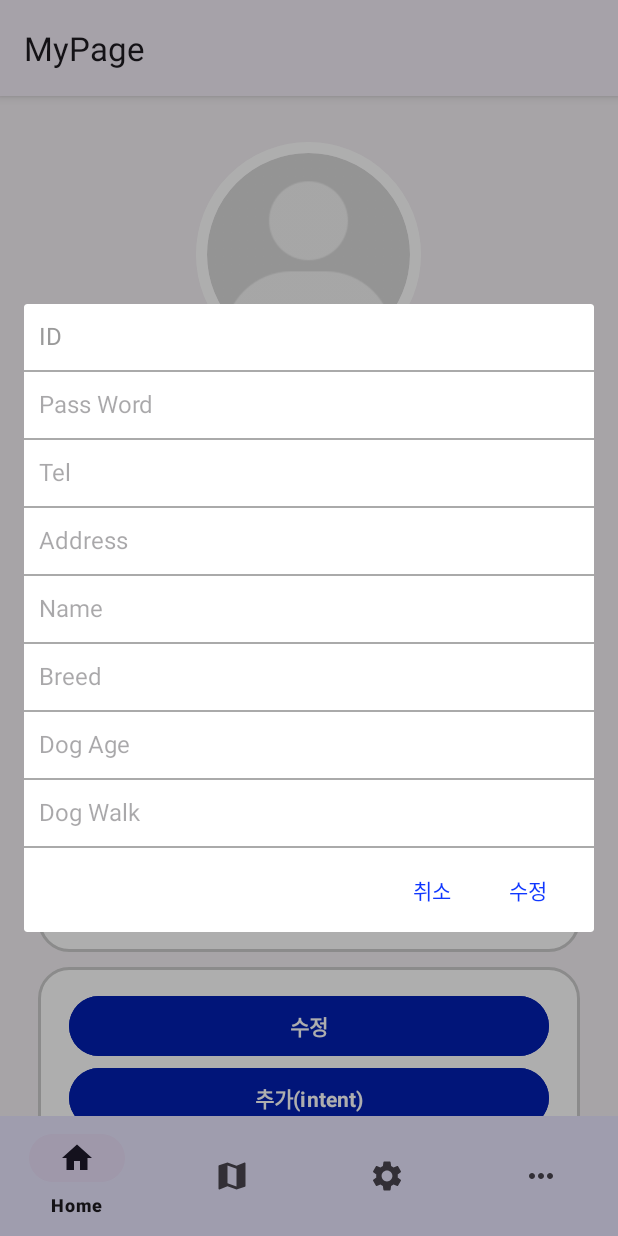
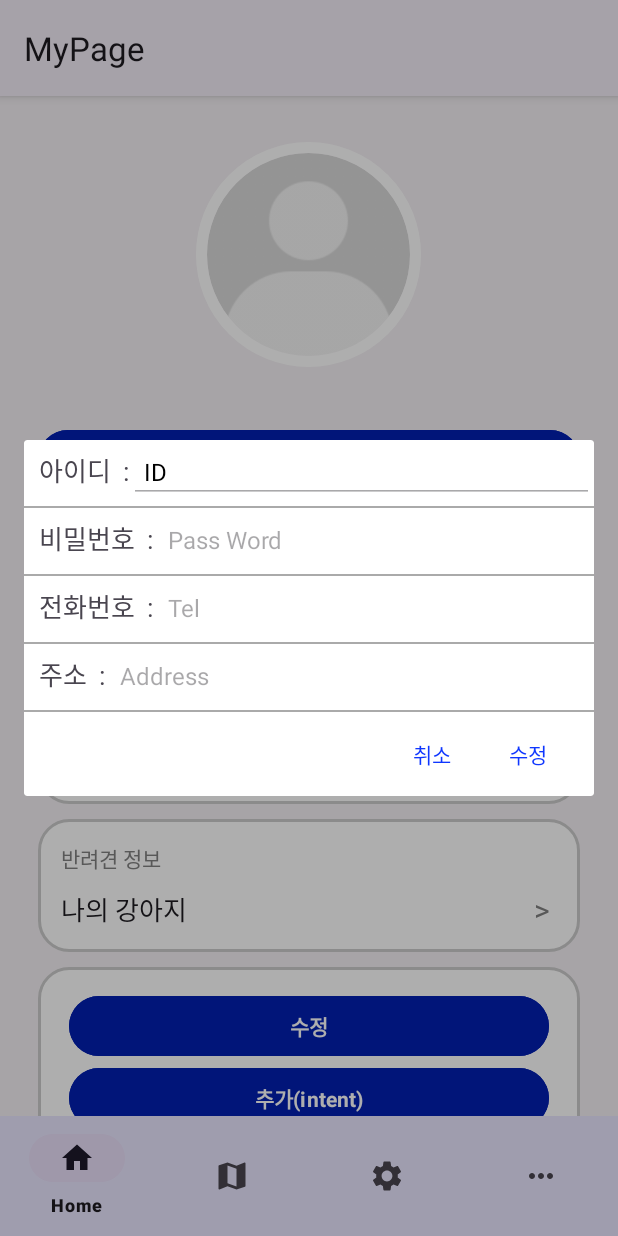
Before and after one commit to PARKMINGWAN/dogwalker, an Android app: the OwnerMyPageFragment screen opened through its navigation route, after a tap on "수정", on a phone screen of 412 x 824 dp. Run offline under Robolectric (Android 15) with nearby library versions, the light colour scheme and no system bars; our stand-ins replace CircleImageView, Firebase (no records; nobody signed in at launch, a user with empty details on screens opened directly), navigation-ui; libraries missing offline, so code that uses them is left out: com.naver.maps; pictures from the network do not load; 4 statements that could not run were skipped; 1 other tap on this screen came first.

Commit message:
2023-08-30 12:08 정예랑 OwnerMyPageFragment 수정 dialog창 수정

```diff
--- a/app/src/main/java/com/example/dogwalker/ui/mypage/OwnerMyPageFragment.java
+++ b/app/src/main/java/com/example/dogwalker/ui/mypage/OwnerMyPageFragment.java
@@ -270,14 +270,14 @@ public class OwnerMyPageFragment extends Fragment {
                 AlertDialog.Builder builder = new AlertDialog.Builder(view.getContext());
                 builder.setView(dialogView);
 
-                etName.setText(owner2.getName());
+                //etName.setText(owner2.getName());
                 etId.setText(owner2.getId());
                 etPwd.setText(owner2.getPwd());
                 etAddr.setText(owner2.getAddr());
                 etTel.setText(owner2.getTel());
-                etBreed.setText(owner2.getBreed());
-                etDogAge.setText(owner2.getDog_age());
-                etDogWalk.setText(owner2.getDog_walk());
+//                etBreed.setText(owner2.getBreed());
+//                etDogAge.setText(owner2.getDog_age());
+//                etDogWalk.setText(owner2.getDog_walk());
 
                 builder.setNegativeButton("취소", null);
                 builder.setPositiveButton("수정", new DialogInterface.OnClickListener() {
@@ -287,22 +287,22 @@ public class OwnerMyPageFragment extends Fragment {
                         owner2.setAddr(etAddr.getText().toString());
                         owner2.setTel(etTel.getText().toString());
                         owner2.setPwd(etPwd.getText().toString());
-                        owner2.setBreed(etBreed.getText().toString());
+                        //owner2.setBreed(etBreed.getText().toString());
                         owner2.setId(etId.getText().toString());
-                        owner2.setName(etName.getText().toString());
-                        owner2.setDog_age(etDogAge.getText().toString());
-                        owner2.setDog_walk(etDogWalk.getText().toString());
+//                        owner2.setName(etName.getText().toString());
+//                        owner2.setDog_age(etDogAge.getText().toString());
+//                        owner2.setDog_walk(etDogWalk.getText().toString());
 
                         mDatabase.child(uid).child("owner").setValue(owner2);
 
-                        txtName.setText(owner2.getName());
+                        //xtName.setText(owner2.getName());
                         txtId.setText(owner2.getId());
                         txtAddr.setText(owner2.getAddr());
                         txtTel.setText(owner2.getTel());
                         txtPwd.setText(owner2.getPwd());
-                        txtBreed.setText(owner2.getBreed());
-                        txtDogAge.setText(owner2.getDog_age());
-                        txtDogWalk.setText(owner2.getDog_walk());
+//                        txtBreed.setText(owner2.getBreed());
+//                        txtDogAge.setText(owner2.getDog_age());
+//                        txtDogWalk.setText(owner2.getDog_walk());
 
                     }
                 });
--- a/app/src/main/res/layout/item_basicinfo2.xml
+++ b/app/src/main/res/layout/item_basicinfo2.xml
@@ -3,6 +3,20 @@
     android:layout_width="match_parent"
     android:layout_height="match_parent"
     android:orientation="vertical">
+
+    <LinearLayout
+        android:layout_width="match_parent"
+        android:layout_height="wrap_content"
+        android:orientation="horizontal"
+        android:layout_marginLeft="10dp">
+
+        <TextView
+            android:layout_width="wrap_content"
+            android:layout_height="wrap_content"
+            android:text="아이디  :"
+            android:fontFamily="@font/pretendard"
+            android:textSize="17sp"
+            />
 
         <EditText
             android:id="@+id/etId"
@@ -12,15 +26,30 @@
             android:textSize="16sp"
             android:gravity="center_vertical"
             android:padding="10dp"
-        android:textColorHint="#9A9A9A"
-        android:enabled="false"
-        android:background="@android:color/transparent"/>
+            android:textColorHint="#000000"
+            android:enabled="false" />
+
+    </LinearLayout>
 
     <View
         android:layout_marginTop="2dp"
         android:layout_width="match_parent"
         android:layout_height="1dp"
         android:background="@android:color/darker_gray"/>
+
+    <LinearLayout
+        android:layout_width="match_parent"
+        android:layout_height="wrap_content"
+        android:orientation="horizontal"
+        android:layout_marginLeft="10dp">
+
+        <TextView
+            android:layout_width="wrap_content"
+            android:layout_height="wrap_content"
+            android:text="비밀번호  :"
+            android:fontFamily="@font/pretendard"
+            android:textSize="17sp"
+            />
 
         <EditText
             android:id="@+id/etPwd"
@@ -32,11 +61,27 @@
             android:padding="10dp"
             android:background="@android:color/transparent"/>
 
+    </LinearLayout>
+
     <View
         android:layout_marginTop="2dp"
         android:layout_width="match_parent"
         android:layout_height="1dp"
         android:background="@android:color/darker_gray"/>
+
+    <LinearLayout
+        android:layout_width="match_parent"
+        android:layout_height="wrap_content"
+        android:orientation="horizontal"
+        android:layout_marginLeft="10dp">
+
+        <TextView
+            android:layout_width="wrap_content"
+            android:layout_height="wrap_content"
+            android:text="전화번호  :"
+            android:fontFamily="@font/pretendard"
+            android:textSize="17sp"
+            />
 
         <EditText
             android:id="@+id/etTel"
@@ -48,11 +93,27 @@
             android:padding="10dp"
             android:background="@android:color/transparent"/>
 
+    </LinearLayout>
+
     <View
         android:layout_marginTop="2dp"
         android:layout_width="match_parent"
         android:layout_height="1dp"
         android:background="@android:color/darker_gray"/>
+
+    <LinearLayout
+        android:layout_width="match_parent"
+        android:layout_height="wrap_content"
+        android:orientation="horizontal"
+        android:layout_marginLeft="10dp">
+
+        <TextView
+            android:layout_width="wrap_content"
+            android:layout_height="wrap_content"
+            android:text="주소  :"
+            android:fontFamily="@font/pretendard"
+            android:textSize="17sp"
+            />
 
         <EditText
             android:id="@+id/etAddr"
@@ -64,13 +125,15 @@
             android:padding="10dp"
             android:background="@android:color/transparent"/>
 
+    </LinearLayout>
+
     <View
         android:layout_marginTop="2dp"
         android:layout_width="match_parent"
         android:layout_height="1dp"
         android:background="@android:color/darker_gray"/>
 
-    <EditText
+    <!--<EditText
         android:id="@+id/etName"
         android:layout_width="match_parent"
         android:layout_height="wrap_content"
@@ -132,6 +195,6 @@
         android:layout_marginTop="2dp"
         android:layout_width="match_parent"
         android:layout_height="1dp"
-        android:background="@android:color/darker_gray"/>
+        android:background="@android:color/darker_gray"/>-->
 
 </LinearLayout>
```
Lines whose indentation alone changed are shown as unchanged.
